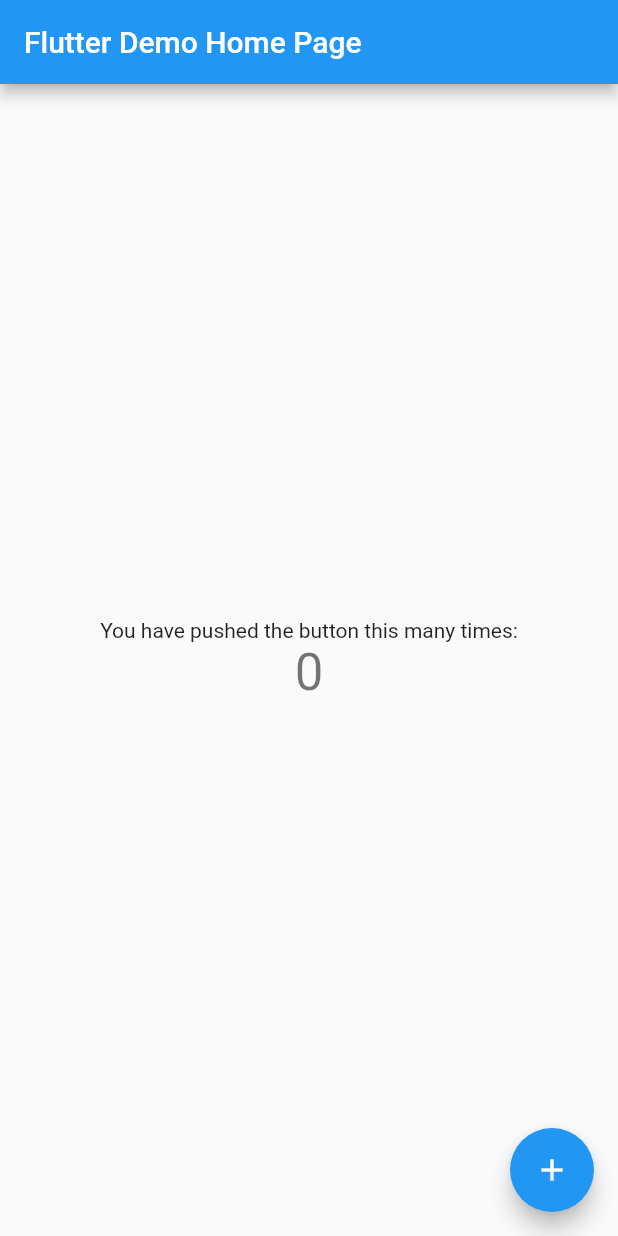
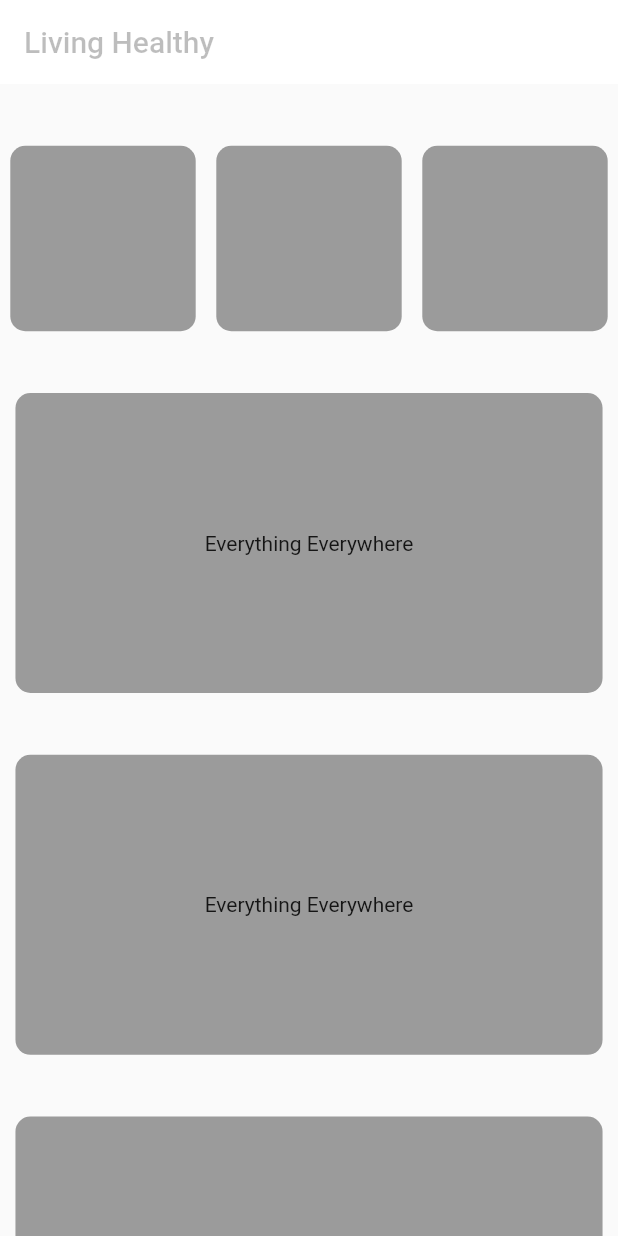
Before and after one commit to alexboateng/mest_health_app, a Flutter app: the screen it shows after launch, on a phone screen of 412 x 824 dp. Run offline on Flutter 3.47's test engine with Material 2 defaults, Android fonts, the light colour scheme and no system bars.

Commit message:
wireframe done

```diff
--- a/lib/main.dart
+++ b/lib/main.dart
@@ -1,3 +1,5 @@
+// ignore_for_file: prefer_const_constructors
+
 import 'package:flutter/material.dart';
 
 void main() {
@@ -48,19 +50,6 @@
 }
 
 class _MyHomePageState extends State<MyHomePage> {
-  int _counter = 0;
-
-  void _incrementCounter() {
-    setState(() {
-      // This call to setState tells the Flutter framework that something has
-      // changed in this State, which causes it to rerun the build method below
-      // so that the display can reflect the updated values. If we changed
-      // _counter without calling setState(), then the build method would not be
-      // called again, and so nothing would appear to happen.
-      _counter++;
-    });
-  }
-
   @override
   Widget build(BuildContext context) {
     // This method is rerun every time setState is called, for instance as done
@@ -73,43 +62,96 @@
       appBar: AppBar(
         // Here we take the value from the MyHomePage object that was created by
         // the App.build method, and use it to set our appbar title.
-        title: Text(widget.title),
+        title: Text(
+          "Living Healthy",
+          style: TextStyle(color: Colors.black26),
+        ),
+        backgroundColor: Colors.white,
+        shadowColor: Colors.transparent,
       ),
-      body: Center(
-        // Center is a layout widget. It takes a single child and positions it
-        // in the middle of the parent.
+      body: SingleChildScrollView(
         child: Column(
-          // Column is also a layout widget. It takes a list of children and
-          // arranges them vertically. By default, it sizes itself to fit its
-          // children horizontally, and tries to be as tall as its parent.
-          //
-          // Invoke "debug painting" (press "p" in the console, choose the
-          // "Toggle Debug Paint" action from the Flutter Inspector in Android
-          // Studio, or the "Toggle Debug Paint" command in Visual Studio Code)
-          // to see the wireframe for each widget.
-          //
-          // Column has various properties to control how it sizes itself and
-          // how it positions its children. Here we use mainAxisAlignment to
-          // center the children vertically; the main axis here is the vertical
-          // axis because Columns are vertical (the cross axis would be
-          // horizontal).
-          mainAxisAlignment: MainAxisAlignment.center,
-          children: <Widget>[
-            const Text(
-              'You have pushed the button this many times:',
+          children: [
+            SizedBox(
+              height: MediaQuery.of(context).size.width * 0.1,
             ),
-            Text(
-              '$_counter',
-              style: Theme.of(context).textTheme.headline4,
+            Row(
+              mainAxisAlignment: MainAxisAlignment.spaceAround,
+              children: [
+                Container(
+                  width: MediaQuery.of(context).size.width * 0.3,
+                  height: MediaQuery.of(context).size.width * 0.3,
+                  decoration: BoxDecoration(
+                    borderRadius: BorderRadius.circular(10),
+                    color: Colors.black38,
+                  ),
+                ),
+                Container(
+                  width: MediaQuery.of(context).size.width * 0.3,
+                  height: MediaQuery.of(context).size.width * 0.3,
+                  decoration: BoxDecoration(
+                    borderRadius: BorderRadius.circular(10),
+                    color: Colors.black38,
+                  ),
+                ),
+                Container(
+                  width: MediaQuery.of(context).size.width * 0.3,
+                  height: MediaQuery.of(context).size.width * 0.3,
+                  decoration: BoxDecoration(
+                    borderRadius: BorderRadius.circular(10),
+                    color: Colors.black38,
+                  ),
+                ),
+              ],
+            ),
+            SizedBox(
+              height: MediaQuery.of(context).size.width * 0.1,
+            ),
+            Container(
+              width: MediaQuery.of(context).size.width * 0.95,
+              height: 200,
+              decoration: BoxDecoration(
+                borderRadius: BorderRadius.circular(10),
+                color: Colors.black38,
+              ),
+              child: Center(
+                child: Text("Everything Everywhere"),
+              ),
+            ),
+            SizedBox(
+              height: MediaQuery.of(context).size.width * 0.1,
+            ),
+            Container(
+              width: MediaQuery.of(context).size.width * 0.95,
+              height: 200,
+              decoration: BoxDecoration(
+                borderRadius: BorderRadius.circular(10),
+                color: Colors.black38,
+              ),
+              child: Center(
+                child: Text("Everything Everywhere"),
+              ),
+            ),
+            SizedBox(
+              height: MediaQuery.of(context).size.width * 0.1,
+            ),
+            Container(
+              width: MediaQuery.of(context).size.width * 0.95,
+              height: 200,
+              decoration: BoxDecoration(
+                borderRadius: BorderRadius.circular(10),
+                color: Colors.black38,
+              ),
+              child: Center(
+                child: Text("Everything Everywhere"),
+              ),
+            ),
+            SizedBox(
+              height: MediaQuery.of(context).size.width * 0.1,
             ),
           ],
         ),
       ),
-      floatingActionButton: FloatingActionButton(
-        onPressed: _incrementCounter,
-        tooltip: 'Increment',
-        child: const Icon(Icons.add),
-      ), // This trailing comma makes auto-formatting nicer for build methods.
     );
   }
 }
```
